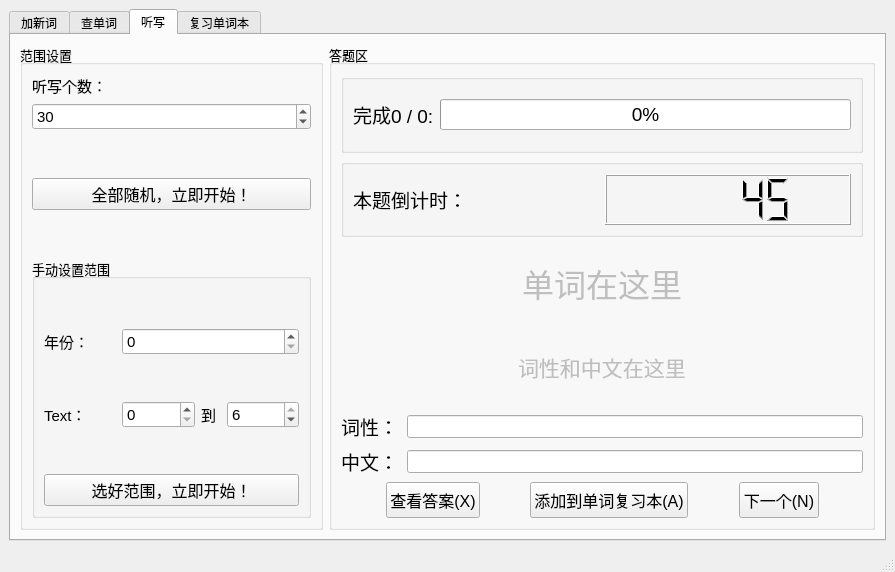
Before: the Qt Designer form guaWindow.ui in YiqinXiong/guaDictateTool, drawn with Qt 5.
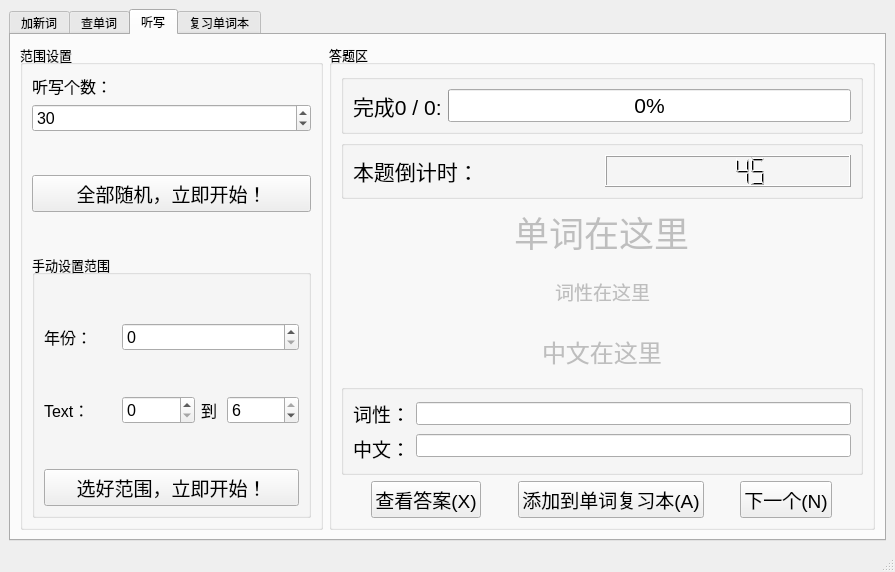
After: the same form once the commit is applied. The open tabs and pages were chosen to show the change. Icons and pictures are not drawn.

Patch:
```diff
--- a/guaWindow.ui
+++ b/guaWindow.ui
@@ -465,7 +465,7 @@
              <property name="font">
               <font>
                <family>Microsoft YaHei UI</family>
-               <pointsize>11</pointsize>
+               <pointsize>12</pointsize>
               </font>
              </property>
              <property name="text">
@@ -478,7 +478,7 @@
              <property name="font">
               <font>
                <family>Microsoft YaHei UI</family>
-               <pointsize>11</pointsize>
+               <pointsize>12</pointsize>
               </font>
              </property>
              <property name="maximum">
@@ -510,7 +510,7 @@
              <property name="font">
               <font>
                <family>Microsoft YaHei UI</family>
-               <pointsize>12</pointsize>
+               <pointsize>14</pointsize>
               </font>
              </property>
              <property name="text">
@@ -561,7 +561,7 @@
                 <property name="font">
                  <font>
                   <family>Microsoft YaHei UI</family>
-                  <pointsize>12</pointsize>
+                  <pointsize>14</pointsize>
                  </font>
                 </property>
                 <property name="text">
@@ -574,7 +574,7 @@
                 <property name="font">
                  <font>
                   <family>Microsoft YaHei UI</family>
-                  <pointsize>11</pointsize>
+                  <pointsize>12</pointsize>
                  </font>
                 </property>
                 <property name="minimum">
@@ -593,7 +593,7 @@
                 <property name="font">
                  <font>
                   <family>Microsoft YaHei UI</family>
-                  <pointsize>11</pointsize>
+                  <pointsize>12</pointsize>
                  </font>
                 </property>
                 <property name="maximum">
@@ -609,7 +609,7 @@
                 <property name="font">
                  <font>
                   <family>Microsoft YaHei UI</family>
-                  <pointsize>11</pointsize>
+                  <pointsize>12</pointsize>
                  </font>
                 </property>
                 <property name="text">
@@ -628,7 +628,7 @@
                 <property name="font">
                  <font>
                   <family>Microsoft YaHei UI</family>
-                  <pointsize>11</pointsize>
+                  <pointsize>12</pointsize>
                  </font>
                 </property>
                 <property name="text">
@@ -641,7 +641,7 @@
                 <property name="font">
                  <font>
                   <family>Microsoft YaHei UI</family>
-                  <pointsize>11</pointsize>
+                  <pointsize>12</pointsize>
                  </font>
                 </property>
                 <property name="minimum">
@@ -670,7 +670,7 @@
                 <property name="font">
                  <font>
                   <family>Microsoft YaHei UI</family>
-                  <pointsize>11</pointsize>
+                  <pointsize>12</pointsize>
                  </font>
                 </property>
                 <property name="text">
@@ -709,57 +709,18 @@
            <string>答题区</string>
           </property>
           <layout class="QGridLayout" name="gridLayout_8">
-           <item row="6" column="0">
-            <widget class="QLabel" name="label_input_chinese">
-             <property name="maximumSize">
-              <size>
-               <width>60</width>
-               <height>16777215</height>
-              </size>
-             </property>
-             <property name="font">
-              <font>
-               <pointsize>14</pointsize>
-              </font>
-             </property>
-             <property name="text">
-              <string>中文：</string>
-             </property>
-            </widget>
-           </item>
-           <item row="3" column="0" colspan="3" alignment="Qt::AlignHCenter">
-            <widget class="QLabel" name="label_word">
-             <property name="enabled">
-              <bool>false</bool>
-             </property>
-             <property name="font">
-              <font>
-               <family>Microsoft YaHei UI</family>
-               <pointsize>24</pointsize>
-              </font>
-             </property>
-             <property name="text">
-              <string>单词在这里</string>
-             </property>
-            </widget>
-           </item>
            <item row="5" column="0">
-            <widget class="QLabel" name="label_input_attr">
-             <property name="maximumSize">
+            <spacer name="horizontalSpacer_8">
+             <property name="orientation">
+              <enum>Qt::Horizontal</enum>
+             </property>
+             <property name="sizeHint" stdset="0">
               <size>
-               <width>60</width>
-               <height>16777215</height>
+               <width>40</width>
+               <height>20</height>
               </size>
              </property>
-             <property name="font">
-              <font>
-               <pointsize>14</pointsize>
-              </font>
-             </property>
-             <property name="text">
-              <string>词性：</string>
-             </property>
-            </widget>
+            </spacer>
            </item>
            <item row="0" column="0" colspan="3">
             <widget class="QGroupBox" name="groupBox_6">
@@ -777,7 +738,7 @@
                <widget class="QLabel" name="label_finish">
                 <property name="font">
                  <font>
-                  <pointsize>14</pointsize>
+                  <pointsize>16</pointsize>
                  </font>
                 </property>
                 <property name="text">
@@ -789,7 +750,7 @@
                <widget class="QProgressBar" name="progressBar_finish">
                 <property name="font">
                  <font>
-                  <pointsize>14</pointsize>
+                  <pointsize>16</pointsize>
                  </font>
                 </property>
                 <property name="value">
@@ -800,10 +761,38 @@
              </layout>
             </widget>
            </item>
-           <item row="5" column="1" colspan="2">
-            <widget class="QLineEdit" name="lineEdit_input_attr"/>
+           <item row="5" column="1">
+            <widget class="QLabel" name="label_attr">
+             <property name="enabled">
+              <bool>false</bool>
+             </property>
+             <property name="font">
+              <font>
+               <pointsize>14</pointsize>
+              </font>
+             </property>
+             <property name="text">
+              <string>词性在这里</string>
+             </property>
+            </widget>
            </item>
-           <item row="7" column="0" colspan="3">
+           <item row="4" column="0" colspan="3" alignment="Qt::AlignHCenter">
+            <widget class="QLabel" name="label_word">
+             <property name="enabled">
+              <bool>false</bool>
+             </property>
+             <property name="font">
+              <font>
+               <family>Microsoft YaHei UI</family>
+               <pointsize>26</pointsize>
+              </font>
+             </property>
+             <property name="text">
+              <string>单词在这里</string>
+             </property>
+            </widget>
+           </item>
+           <item row="10" column="0" colspan="3">
             <layout class="QHBoxLayout" name="horizontalLayout">
              <item>
               <spacer name="horizontalSpacer">
@@ -828,7 +817,7 @@
                </property>
                <property name="font">
                 <font>
-                 <pointsize>12</pointsize>
+                 <pointsize>14</pointsize>
                 </font>
                </property>
                <property name="text">
@@ -859,7 +848,7 @@
                </property>
                <property name="font">
                 <font>
-                 <pointsize>12</pointsize>
+                 <pointsize>14</pointsize>
                 </font>
                </property>
                <property name="text">
@@ -890,7 +879,7 @@
                </property>
                <property name="font">
                 <font>
-                 <pointsize>12</pointsize>
+                 <pointsize>14</pointsize>
                 </font>
                </property>
                <property name="text">
@@ -913,18 +902,18 @@
              </item>
             </layout>
            </item>
-           <item row="4" column="0" colspan="3" alignment="Qt::AlignHCenter">
-            <widget class="QLabel" name="label_chinese_attr">
+           <item row="7" column="0" colspan="3" alignment="Qt::AlignHCenter">
+            <widget class="QLabel" name="label_chinese">
              <property name="enabled">
               <bool>false</bool>
              </property>
              <property name="font">
               <font>
-               <pointsize>16</pointsize>
+               <pointsize>18</pointsize>
               </font>
              </property>
              <property name="text">
-              <string>词性和中文在这里</string>
+              <string>中文在这里</string>
              </property>
             </widget>
            </item>
@@ -945,7 +934,7 @@
                 <property name="font">
                  <font>
                   <family>Microsoft YaHei UI</family>
-                  <pointsize>14</pointsize>
+                  <pointsize>16</pointsize>
                  </font>
                 </property>
                 <property name="text">
@@ -969,8 +958,69 @@
              </layout>
             </widget>
            </item>
-           <item row="6" column="1" colspan="2">
+           <item row="5" column="2">
+            <spacer name="horizontalSpacer_9">
+             <property name="orientation">
+              <enum>Qt::Horizontal</enum>
+             </property>
+             <property name="sizeHint" stdset="0">
+              <size>
+               <width>40</width>
+               <height>20</height>
+              </size>
+             </property>
+            </spacer>
+           </item>
+           <item row="9" column="0" colspan="3">
+            <widget class="QGroupBox" name="groupBox_9">
+             <property name="title">
+              <string/>
+             </property>
+             <layout class="QGridLayout" name="gridLayout_2">
+              <item row="2" column="1" rowspan="2">
+               <widget class="QLabel" name="label_input_chinese">
+                <property name="maximumSize">
+                 <size>
+                  <width>60</width>
+                  <height>16777215</height>
+                 </size>
+                </property>
+                <property name="font">
+                 <font>
+                  <pointsize>14</pointsize>
+                 </font>
+                </property>
+                <property name="text">
+                 <string>中文：</string>
+                </property>
+               </widget>
+              </item>
+              <item row="2" column="2">
             <widget class="QLineEdit" name="lineEdit_input_chinese"/>
+              </item>
+              <item row="1" column="1">
+               <widget class="QLabel" name="label_input_attr">
+                <property name="maximumSize">
+                 <size>
+                  <width>60</width>
+                  <height>16777215</height>
+                 </size>
+                </property>
+                <property name="font">
+                 <font>
+                  <pointsize>14</pointsize>
+                 </font>
+                </property>
+                <property name="text">
+                 <string>词性：</string>
+                </property>
+               </widget>
+              </item>
+              <item row="1" column="2">
+               <widget class="QLineEdit" name="lineEdit_input_attr"/>
+              </item>
+             </layout>
+            </widget>
            </item>
           </layout>
          </widget>
```
Left out of the diff: 214 changed lines with no effect on the pictures. Lines whose indentation alone changed are shown as unchanged.
